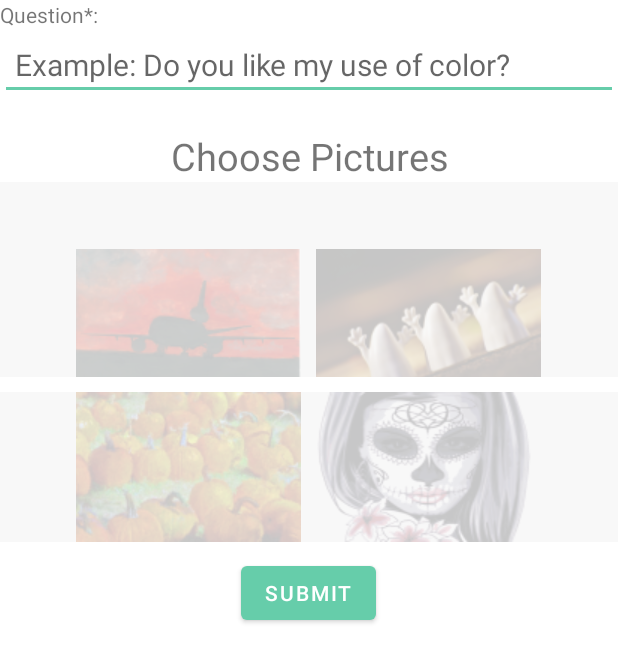
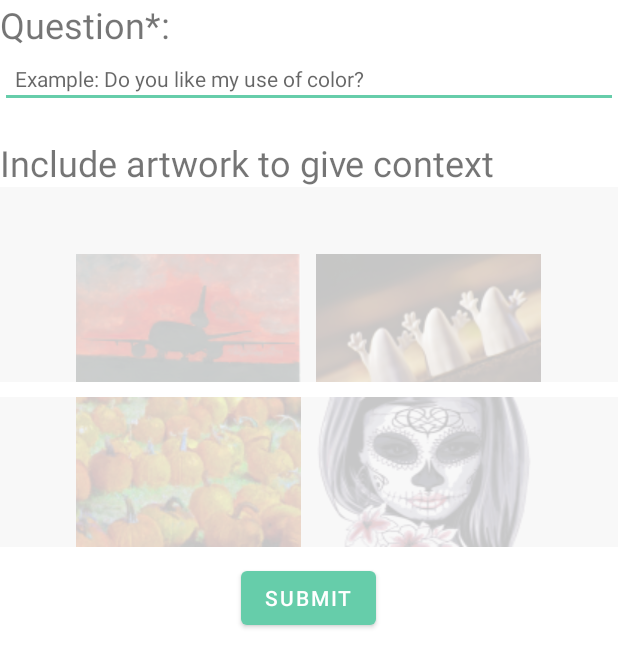
Before and after one commit to tarapiyer/Exhibyt_App, an Android app: the AddQuestionActivity screen opened directly, with no data from a screen before it, on a phone screen of 412 x 824 dp. Shown: the top 667 px of the screen. Run offline under Robolectric (Android 15) with nearby library versions, the phone set to English and light mode, and no system bars.

Commit message:
Added Sarala fonts and changed some typography.

```diff
--- a/app/src/main/res/layout/activity_add_question.xml
+++ b/app/src/main/res/layout/activity_add_question.xml
@@ -9,28 +9,33 @@
     <TextView
         android:layout_width="wrap_content"
         android:layout_height="wrap_content"
-        android:text="Question*:" />
+        android:text="Question*:"
+        android:fontFamily="@fonts/sarala_bold"
+        android:textSize="24sp"/>
     <TextView
         android:layout_width="wrap_content"
         android:layout_height="wrap_content"
         android:text=""
         android:id="@+id/showQuestionErrors"
+        android:fontFamily="@fonts/sarala_regular"
+        android:textSize="16sp"
         android:visibility="gone"/>
     <EditText
         android:id="@+id/plain_text_input"
         android:layout_height="wrap_content"
         android:layout_width="match_parent"
         android:padding="10dp"
-        android:textSize="20dp"
+        android:textSize="14sp"
+        android:fontFamily="@fonts/sarala_regular"
         android:hint="Example: Do you like my use of color?"
         android:inputType="text"/>
     <TextView
         android:layout_width="match_parent"
         android:layout_height="wrap_content"
-        android:text="Choose Pictures"
-        android:textSize="25dp"
-        android:layout_marginTop="20dp"
-        android:gravity="center"/>
+        android:text="Include artwork to give context"
+        android:fontFamily="@fonts/sarala_bold"
+        android:textSize="24sp"
+        android:layout_marginTop="20dp"/>
     <LinearLayout
         android:id="@+id/upload_work_part1"
         android:layout_width="fill_parent"
```
Also changed, not shown: app/src/main/res/layout/question_view.xml (+10 -5 lines), app/src/main/assets/fonts/sarala_bold.ttf (added), app/src/main/assets/fonts/sarala_regular.ttf (added).
